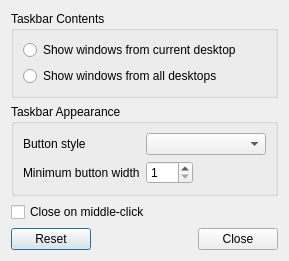
lxqt/lxqt-panel, file plugin-taskbar/lxqttaskbarconfiguration.ui: the form before one commit.
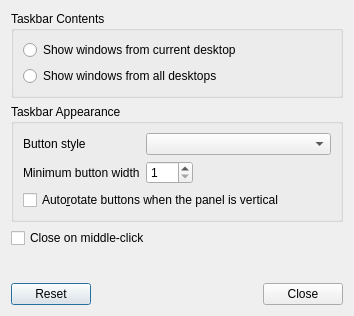
The form after the commit.

```diff
--- a/plugin-taskbar/lxqttaskbarconfiguration.ui
+++ b/plugin-taskbar/lxqttaskbarconfiguration.ui
@@ -6,8 +6,8 @@
    <rect>
     <x>0</x>
     <y>0</y>
-    <width>289</width>
-    <height>247</height>
+    <width>354</width>
+    <height>316</height>
    </rect>
   </property>
   <property name="windowTitle">
@@ -82,6 +82,13 @@
         </property>
        </widget>
       </item>
+      <item row="2" column="0" colspan="2">
+       <widget class="QCheckBox" name="autoRotateCB">
+        <property name="text">
+         <string>Auto&amp;rotate buttons when the panel is vertical</string>
+        </property>
+       </widget>
+      </item>
      </layout>
     </widget>
    </item>
```
